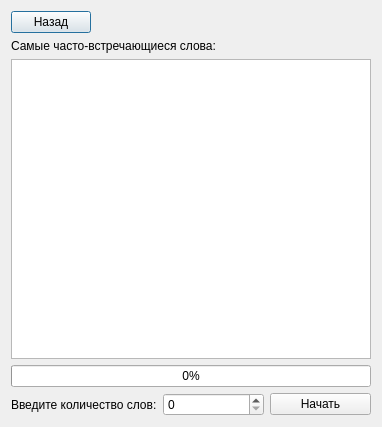
Before: the Qt Designer form textanalysis.ui in KulikovaDaria/text-analysis, drawn with Qt 5.
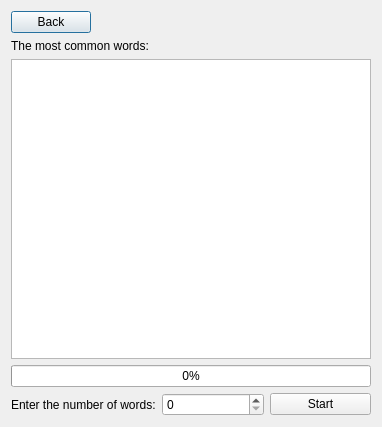
After: the same form once the commit is applied.

Commit message: the interface language has been changed to English

Patch:
```diff
--- a/textanalysis.ui
+++ b/textanalysis.ui
@@ -19,7 +19,7 @@
      <item>
       <widget class="QPushButton" name="pushButton_2">
        <property name="text">
-        <string>Назад</string>
+        <string>Back</string>
        </property>
       </widget>
      </item>
@@ -41,7 +41,7 @@
    <item>
     <widget class="QLabel" name="label_2">
      <property name="text">
-      <string>Самые часто-встречающиеся слова:</string>
+      <string>The most common words:</string>
      </property>
     </widget>
    </item>
@@ -67,7 +67,7 @@
      <item>
       <widget class="QLabel" name="label">
        <property name="text">
-        <string>Введите количество слов:</string>
+        <string>Enter the number of words:</string>
        </property>
       </widget>
      </item>
@@ -77,7 +77,7 @@
      <item>
       <widget class="QPushButton" name="pushButton">
        <property name="text">
-        <string>Начать</string>
+        <string>Start</string>
        </property>
       </widget>
      </item>
```
The commit also changes 7 other files.
